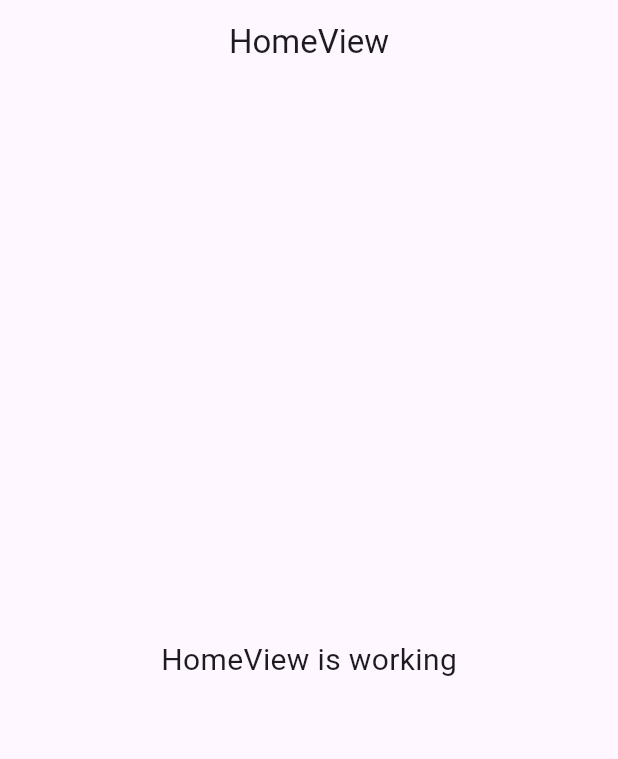
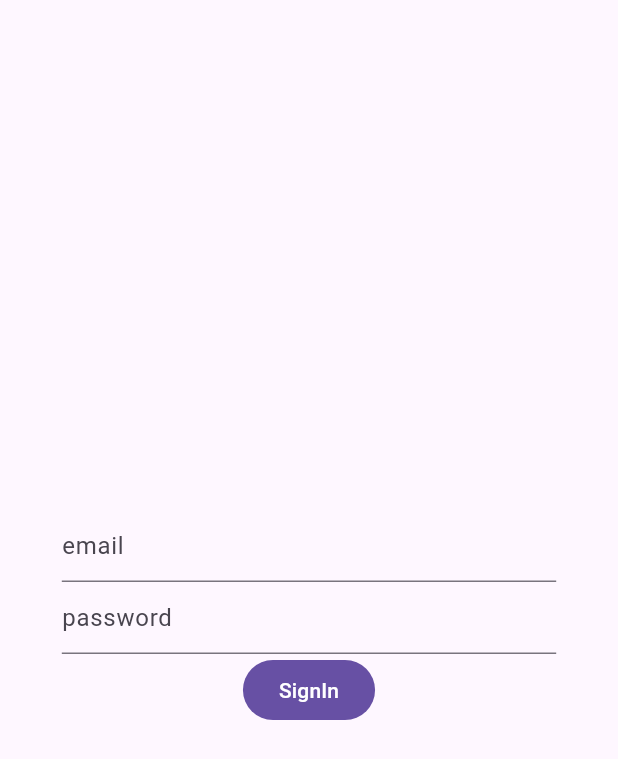
Before and after one commit to anoochit/filedrop, a Flutter app: the screen it shows after launch, on a phone screen of 412 x 824 dp. Shown: the top 759 px of the screen. Run offline on Flutter 3.47's test engine with Material 3 defaults, Android fonts, the phone set to English and light mode, and no system bars; our stand-ins replace appwrite, get; network calls fail.

Commit message:
update app route

```diff
--- /dev/null
+++ b/lib/app/modules/signin/controllers/signin_controller.dart
@@ -0,0 +1,26 @@
+import 'package:flutter/material.dart';
+
+import 'package:get/get.dart';
+
+import 'package:filedrop/app/controllers/app_controller.dart';
+import 'package:filedrop/app/routes/app_pages.dart';
+import 'package:filedrop/app/services/auth_service.dart';
+
+class SigninController extends GetxController {
+  final formKey = GlobalKey<FormState>();
+  final emailController = TextEditingController();
+  final passwordController = TextEditingController();
+  final appController = Get.find<AppController>();
+
+  Future<void> signIn({required String email, required String password}) async {
+    try {
+      await AuthService().signinWithEmailPassword(
+        email: email,
+        password: password,
+      );
+      Get.offAllNamed(Routes.HOME);
+    } catch (e) {
+      Get.snackbar('Error', '$e');
+    }
+  }
+}
--- /dev/null
+++ b/lib/app/modules/signin/views/signin_view.dart
@@ -0,0 +1,52 @@
+import 'package:flutter/material.dart';
+
+import 'package:get/get.dart';
+
+import '../controllers/signin_controller.dart';
+
+class SigninView extends GetView<SigninController> {
+  const SigninView({super.key});
+  @override
+  Widget build(BuildContext context) {
+    return Scaffold(
+      body: Center(
+        child: SizedBox(
+          width: context.width * 0.8,
+          child: Form(
+            key: controller.formKey,
+            child: Column(
+              mainAxisSize: MainAxisSize.min,
+              children: [
+                // email
+                TextFormField(
+                  controller: controller.emailController,
+                  decoration: InputDecoration(
+                    hintText: 'email',
+                  ),
+                ),
+
+                // password
+                TextFormField(
+                  controller: controller.passwordController,
+                  decoration: InputDecoration(
+                    hintText: 'password',
+                  ),
+                  obscureText: true,
+                ),
+
+                // button
+                FilledButton(
+                  onPressed: () => controller.signIn(
+                    email: controller.emailController.text,
+                    password: controller.passwordController.text,
+                  ),
+                  child: Text('SignIn'),
+                )
+              ],
+            ),
+          ),
+        ),
+      ),
+    );
+  }
+}
--- a/lib/app/routes/app_routes.dart
+++ b/lib/app/routes/app_routes.dart
@@ -4,9 +4,13 @@ part of 'app_pages.dart';
 abstract class Routes {
   Routes._();
   static const HOME = _Paths.HOME;
+  static const SIGNIN = _Paths.SIGNIN;
+  static const SIGNUP = _Paths.SIGNUP;
 }
 
 abstract class _Paths {
   _Paths._();
   static const HOME = '/home';
+  static const SIGNIN = '/signin';
+  static const SIGNUP = '/signup';
 }
--- /dev/null
+++ b/lib/app/services/location_service.dart
@@ -0,0 +1,5 @@
+import 'package:get/get.dart';
+
+class LocationService extends GetxService {
+  //
+}
--- a/pubspec.yaml
+++ b/pubspec.yaml
@@ -35,7 +35,7 @@ dependencies:
   # Use with the CupertinoIcons class for iOS style icons.
   cupertino_icons: ^1.0.8
   get: ^4.6.6
-  appwrite: ^13.1.1
+  appwrite: ^12.0.4
 
 dev_dependencies:
   flutter_test:
```
Also changed, not shown: lib/app/bindings/root_binding.dart (added, +10 -0 lines), lib/app/controllers/app_controller.dart (added, +28 -0 lines), lib/app/middlewares/route_guard.dart (added, +16 -0 lines), lib/app/modules/home/controllers/home_controller.dart (+3 -19 lines), lib/app/modules/signin/bindings/signin_binding.dart (added, +12 -0 lines), lib/app/modules/signup/bindings/signup_binding.dart (added, +12 -0 lines), lib/app/modules/signup/controllers/signup_controller.dart (added, +23 -0 lines), lib/app/modules/signup/views/signup_view.dart (added, +24 -0 lines), lib/app/routes/app_pages.dart (+19 -0 lines), lib/app/services/auth_service.dart (added, +58 -0 lines), lib/appwrite.dart (added, +20 -0 lines), lib/main.dart (+16 -1 lines), pubspec.lock, 9 other files.
